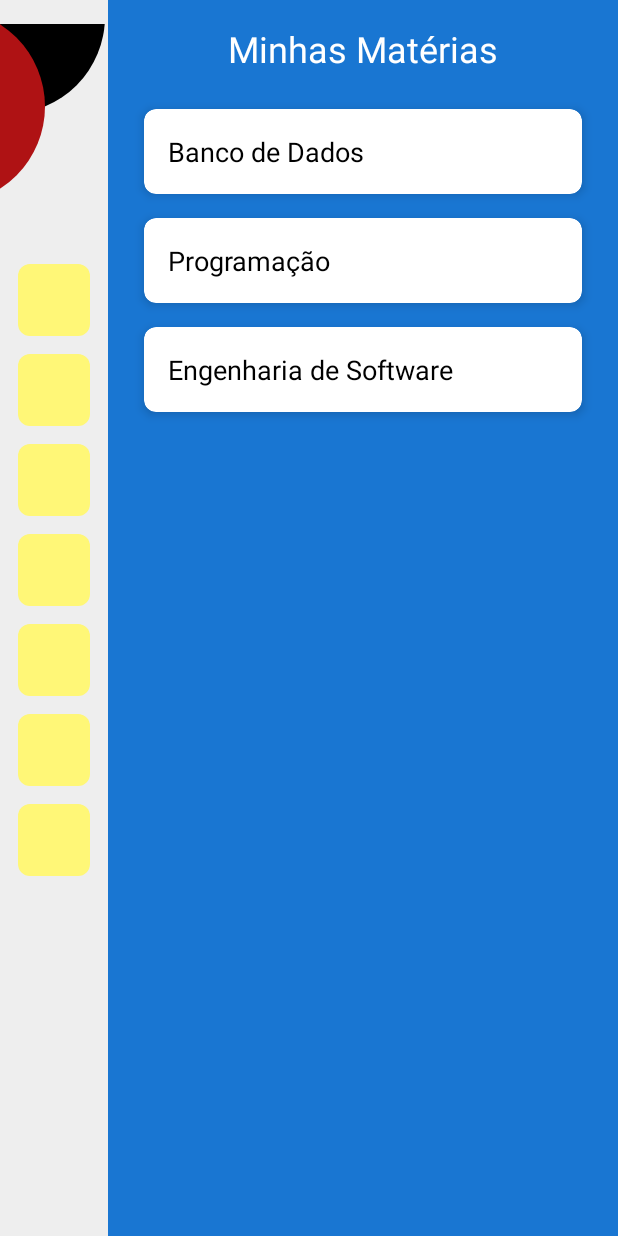
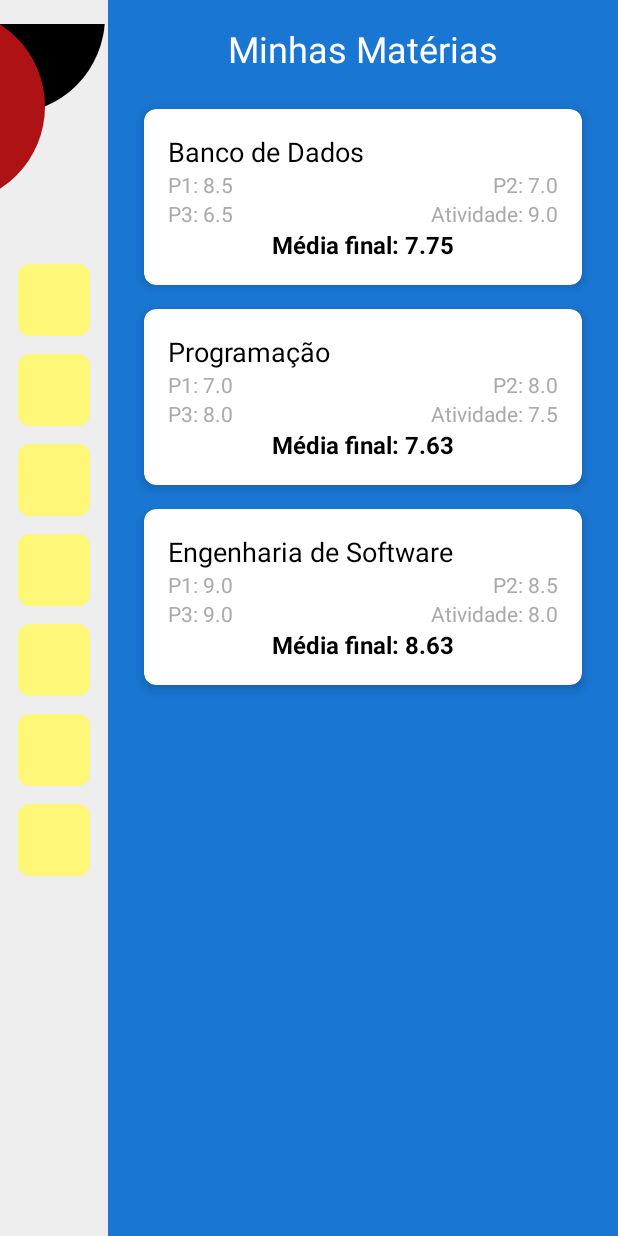
Before and after one commit to danielpr-lima/app-siga, an Android app: the fragment NotasFragment placed in its activity, on a phone screen of 412 x 824 dp. Run offline under Robolectric (Android 15) with nearby library versions, the phone set to English and light mode, and no system bars.

Commit message:
feat: implementar exibição de matérias com notas e média final no RecyclerView do NotasFragment

```diff
--- a/app/src/main/java/br/com/alura/orgs/adapter/MateriaAdapter.kt
+++ b/app/src/main/java/br/com/alura/orgs/adapter/MateriaAdapter.kt
@@ -14,6 +14,11 @@ class MateriaAdapter(
 
     inner class MateriaViewHolder(itemView: View) : RecyclerView.ViewHolder(itemView) {
         val tvNome = itemView.findViewById<TextView>(R.id.tvMateriaNome)
+        val tvP1 = itemView.findViewById<TextView>(R.id.tvP1)
+        val tvP2 = itemView.findViewById<TextView>(R.id.tvP2)
+        val tvP3 = itemView.findViewById<TextView>(R.id.tvP3)
+        val tvAtividade = itemView.findViewById<TextView>(R.id.tvAtividade)
+        val tvMediaFinal = itemView.findViewById<TextView>(R.id.tvMediaFinal)
     }
 
     override fun onCreateViewHolder(parent: ViewGroup, viewType: Int): MateriaViewHolder {
@@ -25,6 +30,18 @@ class MateriaAdapter(
 
     override fun onBindViewHolder(holder: MateriaViewHolder, position: Int) {
         val materia = materias[position]
+
         holder.tvNome.text = materia.materia
+
+        val notas = materia.notas
+        // Exibir as notas
+        holder.tvP1.text = "P1: ${notas.P1}"
+        holder.tvP2.text = "P2: ${notas.P2}"
+        holder.tvP3.text = "P3: ${notas.P3}"
+        holder.tvAtividade.text = "Atividade: ${notas.T}"
+
+        // Calcular média final mudar calculo
+        val mediaFinal = (notas.P1 + notas.P2 + notas.P3 + notas.T) / 4
+        holder.tvMediaFinal.text = "Média final: %.2f".format(mediaFinal)
     }
 }
--- a/app/src/main/java/br/com/alura/orgs/fragments/NotasFragment.kt
+++ b/app/src/main/java/br/com/alura/orgs/fragments/NotasFragment.kt
@@ -13,7 +13,6 @@ import br.com.alura.orgs.model.Aluno
 import br.com.alura.orgs.model.Materia
 import br.com.alura.orgs.model.Notas
 import br.com.alura.orgs.model.Presenca
-
 
 class NotasFragment : Fragment() {
 
--- a/app/src/main/res/layout/item_materia.xml
+++ b/app/src/main/res/layout/item_materia.xml
@@ -1,19 +1,90 @@
 <?xml version="1.0" encoding="utf-8"?>
 <androidx.cardview.widget.CardView xmlns:android="http://schemas.android.com/apk/res/android"
     xmlns:card_view="http://schemas.android.com/apk/res-auto"
+    xmlns:app="http://schemas.android.com/apk/res-auto"
     android:layout_width="match_parent"
     android:layout_height="wrap_content"
     card_view:cardCornerRadius="8dp"
     card_view:cardElevation="4dp"
     android:layout_margin="8dp">
 
-    <TextView
-        android:id="@+id/tvMateriaNome"
+    <androidx.constraintlayout.widget.ConstraintLayout
         android:layout_width="match_parent"
         android:layout_height="wrap_content"
-        android:padding="16dp"
-        android:text="Nome da Matéria"
-        android:textSize="18sp"
-        android:textColor="@android:color/black" />
+        android:padding="16dp">
+
+        <!-- Nome da Matéria -->
+        <TextView
+            android:id="@+id/tvMateriaNome"
+            android:layout_width="0dp"
+            android:layout_height="wrap_content"
+            android:text="Nome da Matéria"
+            android:textSize="18sp"
+            android:textColor="@android:color/black"
+            app:layout_constraintTop_toTopOf="parent"
+            app:layout_constraintStart_toStartOf="parent"
+            app:layout_constraintEnd_toEndOf="parent"/>
+
+        <!-- P1 (top left) -->
+        <TextView
+            android:id="@+id/tvP1"
+            android:layout_width="wrap_content"
+            android:layout_height="wrap_content"
+            android:text="P1: 0.0"
+            android:textSize="14sp"
+            android:textColor="@android:color/darker_gray"
+            app:layout_constraintTop_toBottomOf="@id/tvMateriaNome"
+            app:layout_constraintStart_toStartOf="parent" />
+
+        <!-- P2 (top right) -->
+        <TextView
+            android:id="@+id/tvP2"
+            android:layout_width="wrap_content"
+            android:layout_height="wrap_content"
+            android:text="P2: 0.0"
+            android:textSize="14sp"
+            android:textColor="@android:color/darker_gray"
+            app:layout_constraintTop_toBottomOf="@id/tvMateriaNome"
+            app:layout_constraintEnd_toEndOf="parent" />
+
+        <!-- P3 (bottom left) -->
+        <TextView
+            android:id="@+id/tvP3"
+            android:layout_width="wrap_content"
+            android:layout_height="wrap_content"
+            android:text="P3: 0.0"
+            android:textSize="14sp"
+            android:textColor="@android:color/darker_gray"
+            app:layout_constraintTop_toBottomOf="@id/tvP1"
+            app:layout_constraintStart_toStartOf="parent"
+            app:layout_constraintBottom_toTopOf="@id/tvMediaFinal" />
+
+        <!-- Atividade (bottom right) -->
+        <TextView
+            android:id="@+id/tvAtividade"
+            android:layout_width="wrap_content"
+            android:layout_height="wrap_content"
+            android:text="Atividade: 0.0"
+            android:textSize="14sp"
+            android:textColor="@android:color/darker_gray"
+            app:layout_constraintTop_toBottomOf="@id/tvP2"
+            app:layout_constraintEnd_toEndOf="parent"
+            app:layout_constraintBottom_toTopOf="@id/tvMediaFinal" />
+
+        <!-- Média Final (centralizado no rodapé) -->
+        <TextView
+            android:id="@+id/tvMediaFinal"
+            android:layout_width="wrap_content"
+            android:layout_height="wrap_content"
+            android:text="Média Final: 0.0"
+            android:textSize="16sp"
+            android:textStyle="bold"
+            android:textColor="@android:color/black"
+            app:layout_constraintTop_toBottomOf="@id/tvP3"
+            app:layout_constraintBottom_toBottomOf="parent"
+            app:layout_constraintStart_toStartOf="parent"
+            app:layout_constraintEnd_toEndOf="parent"/>
+
+    </androidx.constraintlayout.widget.ConstraintLayout>
 
 </androidx.cardview.widget.CardView>
```
